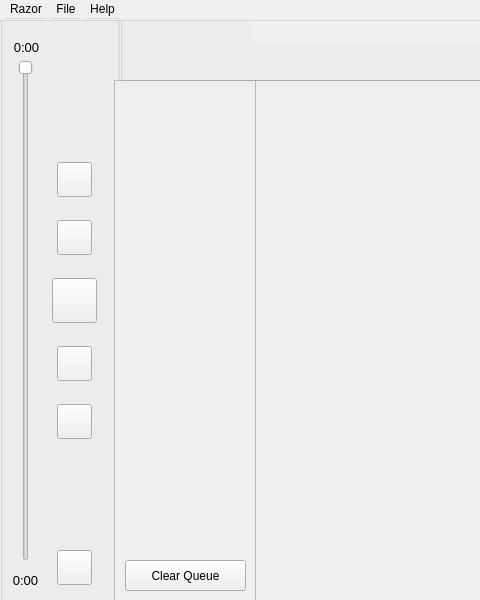
Before: the Qt Designer form layout/mainwindow.ui in MCMi460/razor, drawn with Qt 5; both pictures show x 0 to 480 and y 0 to 600 of the 960 by 600 pixel window.
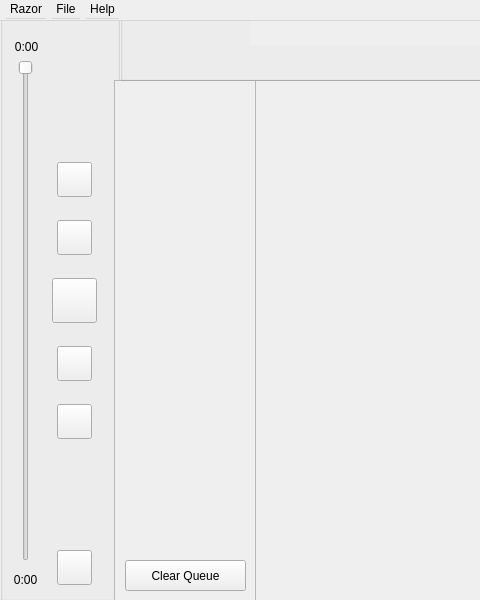
After: the same form once the commit is applied.

Commit message: Font resizing

```diff
--- a/layout/mainwindow.ui
+++ b/layout/mainwindow.ui
@@ -180,18 +180,12 @@
     <widget class="QLabel" name="currentTime">
      <property name="geometry">
       <rect>
-       <x>10</x>
+       <x>2</x>
        <y>37</y>
-       <width>33</width>
+       <width>49</width>
        <height>20</height>
       </rect>
      </property>
-     <property name="font">
-      <font>
-       <family>Arial</family>
-       <pointsize>10</pointsize>
-      </font>
-     </property>
      <property name="text">
       <string>0:00</string>
      </property>
@@ -202,18 +196,12 @@
     <widget class="QLabel" name="endTime">
      <property name="geometry">
       <rect>
-       <x>9</x>
+       <x>1</x>
        <y>570</y>
-       <width>33</width>
+       <width>49</width>
        <height>20</height>
       </rect>
      </property>
-     <property name="font">
-      <font>
-       <family>Arial</family>
-       <pointsize>10</pointsize>
-      </font>
-     </property>
      <property name="text">
       <string>0:00</string>
      </property>
```
Left out of the diff: 4 changed lines with no effect on the pictures. The commit also changes 6 other files.
